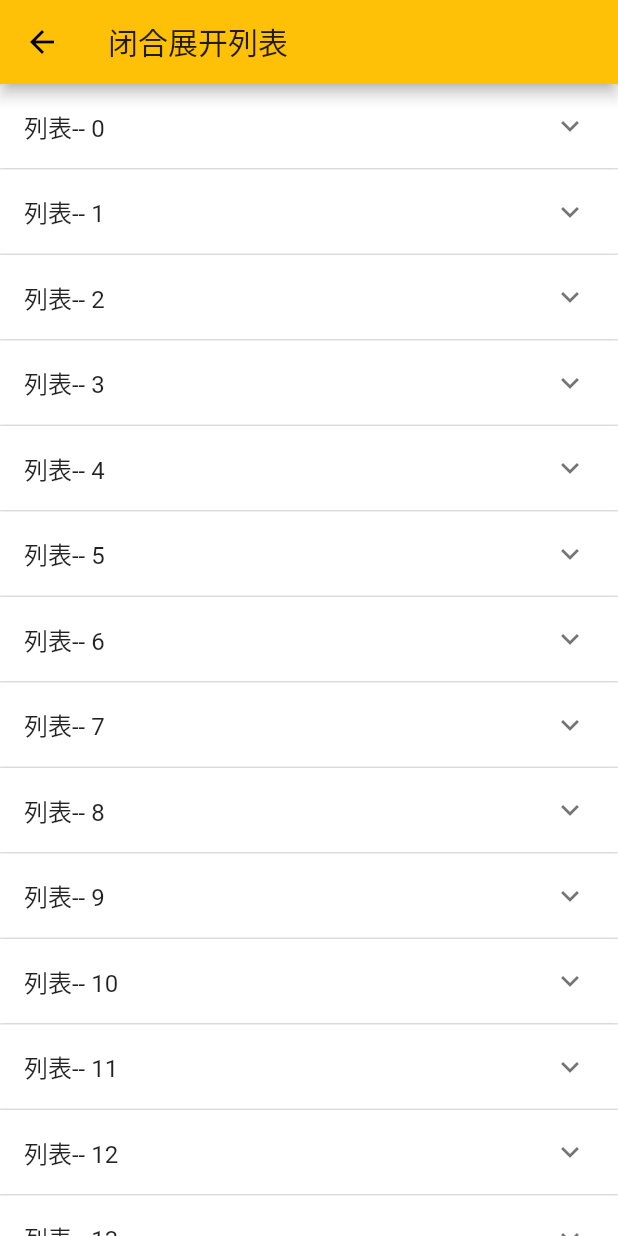
After one commit to dstweihao/dst-flutter-basic-example, a Flutter app: the screen it shows after launch, after a tap on "闭合展开列表", on a phone screen of 412 x 824 dp. The commit adds this screen. Run offline on Flutter 3.47's test engine with Material 2 defaults, Android fonts, the phone set to English and light mode, and no system bars.

Commit message:
闭合展开案例、闭合展开列表

```diff
--- /dev/null
+++ b/lib/example/expansion_panel_list_page.dart
@@ -0,0 +1,67 @@
+import 'package:flutter/material.dart';
+
+class ExpansionPanelListPage extends StatefulWidget {
+  @override
+  _ExpansionPanelListPageState createState() => _ExpansionPanelListPageState();
+}
+
+class _ExpansionPanelListPageState extends State<ExpansionPanelListPage> {
+  int selectedIndex = -1;
+  List<int> dataList;
+  @override
+  void initState() {
+    // TODO: implement initState
+    super.initState();
+    dataList = new List();
+
+    for (int i = 0; i < 20; i++) {
+      dataList.add(i);
+    }
+  }
+
+  @override
+  Widget build(BuildContext context) {
+    return Scaffold(
+        appBar: AppBar(
+          title: Text("闭合展开列表"),
+        ),
+        body: SingleChildScrollView(
+          child: ExpansionPanelList.radio(
+            children: dataList.map((index) {
+              return new ExpansionPanelRadio(
+                value: index,
+                headerBuilder: (context, isExpanded) {
+                  return new ListTile(
+                    title: new Text("列表-- $index"),
+                  );
+                },
+                body: Row(
+                  children: <Widget>[
+                    Padding(
+                      padding: const EdgeInsets.all(10.0),
+                      child: Column(
+                        crossAxisAlignment: CrossAxisAlignment.start,
+                        children: <Widget>[
+                          Text("AAAAAAAAAAAAAAAAAAAAAAAAAAAAAAAAAAAA"),
+                          Text("BBBBBBBBBBBBBBBBB"),
+                          Text("CCCCCCCC")
+                        ],
+                      ),
+                    )
+                  ],
+                ),
+              );
+            }).toList(),
+            initialOpenPanelValue: selectedIndex,
+            expansionCallback: (index, bol) {
+              setState(() {
+                if (selectedIndex == index) {
+                  index = -1;
+                }
+                selectedIndex = index;
+              });
+            },
+          ),
+        ));
+  }
+}
--- a/lib/example/listview_page.dart
+++ b/lib/example/listview_page.dart
@@ -1,5 +1,5 @@
 import 'package:flutter/material.dart';
-import 'package:flutter_basic_example/modules/listview_item.dart';
+import 'package:flutter_basic_example/modules/listview_item_bean.dart';
 class ListViewPage extends StatefulWidget {
   @override
   _ListViewPageState createState() => _ListViewPageState();
--- a/lib/home_page.dart
+++ b/lib/home_page.dart
@@ -1,4 +1,6 @@
 import 'package:flutter/material.dart';
+import 'package:flutter_basic_example/example/expansion_panel_list_page.dart';
+import 'package:flutter_basic_example/example/expansiontitle_page.dart';
 import 'package:flutter_basic_example/example/listview_page.dart';
 class HomePage extends StatelessWidget {
   @override
@@ -11,7 +13,7 @@ class HomePage extends StatelessWidget {
         children: <Widget>[
           RaisedButton(
             color: Colors.brown,
-            child: Text("ListView"),
+            child: Text("动态赋值列表",style: TextStyle(color: Colors.white),),
             onPressed: (){
               Navigator.push(context, MaterialPageRoute(
                 builder: (context){
@@ -22,6 +24,30 @@ class HomePage extends StatelessWidget {
 
             },
 
+          ),
+          RaisedButton(
+            color: Colors.brown,
+            child: Text(
+              "展开闭合案例",style: TextStyle(color: Colors.white),
+            ),
+            onPressed: (){
+              Navigator.push(context, MaterialPageRoute(builder: (context){
+                return ExpansionTitlePage();
+
+              }));
+
+            },
+          ),
+          RaisedButton(
+            color: Colors.brown,
+            child: Text("闭合展开列表",style: TextStyle(color: Colors.white),),
+            onPressed: (){
+              Navigator.push(context,MaterialPageRoute(
+                builder: (context){
+                  return ExpansionPanelListPage();
+                }
+              ));
+            },
           )
 
         ],
--- /dev/null
+++ b/lib/modules/expand_state_bean.dart
@@ -0,0 +1,5 @@
+class ExpandStateBean{
+  var isOpen;
+  var index;
+  ExpandStateBean({this.index,this.isOpen});
+}
```
Also changed, not shown: lib/example/expansiontitle_page.dart (added, +33 -0 lines), lib/modules/listview_item_bean.dart (renamed from lib/modules/listview_item.dart).
